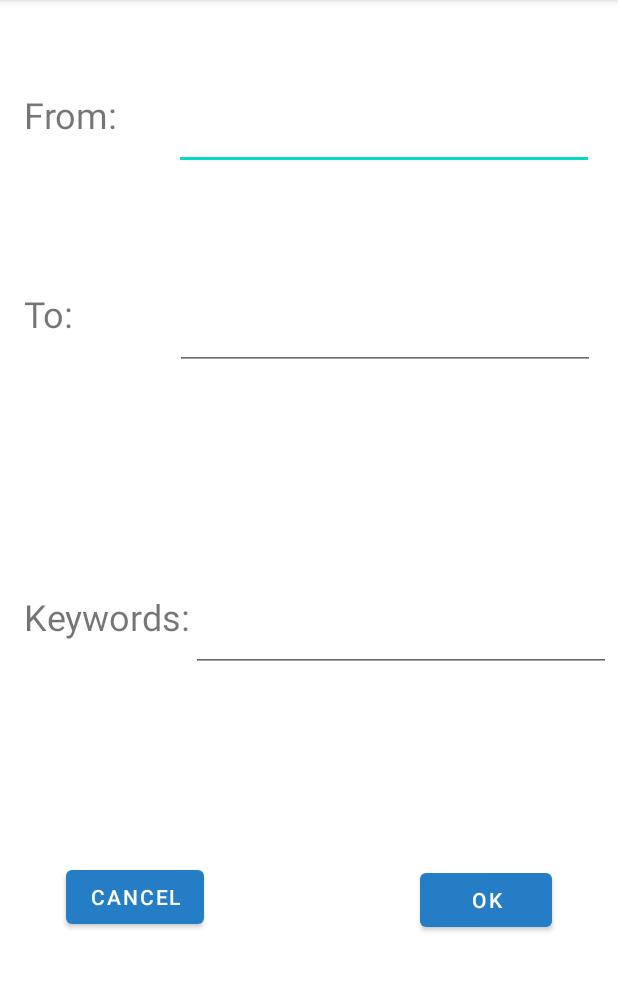
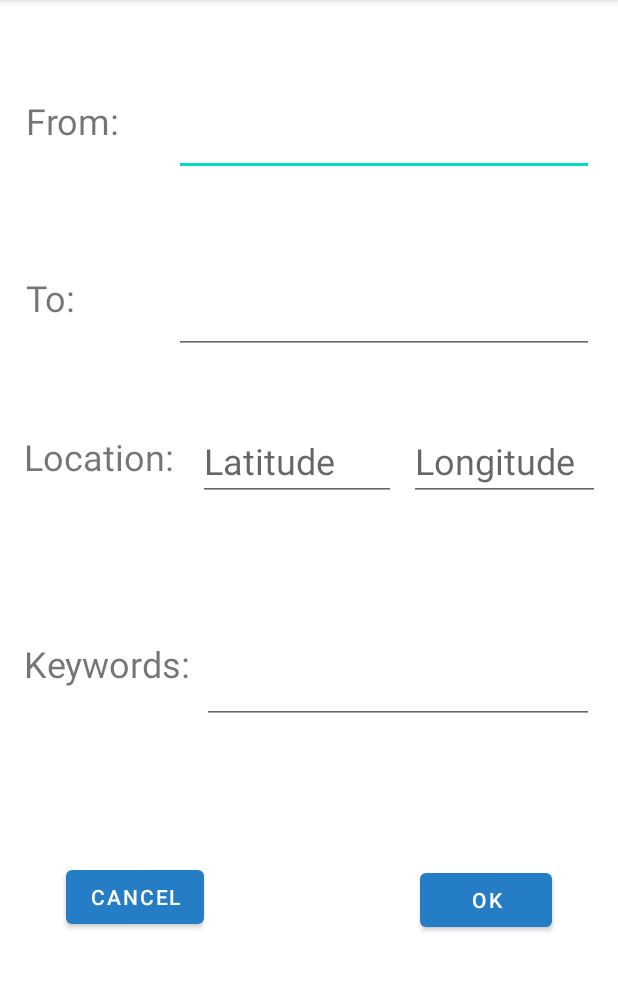
Before and after one commit to SoftwareSystemsELEX/PhotoGalleryApp, an Android app: the SearchActivity screen opened directly, with no data from a screen before it, on a phone screen of 412 x 824 dp, the part 84-1075 px from its top. Run offline under Robolectric (Android 15) with nearby library versions, the phone set to English and light mode, and no system bars.

Commit message:
Search Activity location

```diff
--- a/app/src/main/java/com/example/photogalleryapp/SearchActivity.java
+++ b/app/src/main/java/com/example/photogalleryapp/SearchActivity.java
@@ -39,9 +39,13 @@ public class SearchActivity extends AppCompatActivity {
         EditText from = (EditText) findViewById(R.id.etFromDateTime);
         EditText to = (EditText) findViewById(R.id.etToDateTime);
         EditText keywords = (EditText) findViewById(R.id.etKeywords);
+        EditText latitude = (EditText) findViewById(R.id.etLati);
+        EditText longitude = (EditText) findViewById(R.id.etLongi);
         i.putExtra("STARTTIMESTAMP", from.getText() != null ? from.getText().toString() : "");
         i.putExtra("ENDTIMESTAMP", to.getText() != null ? to.getText().toString() : "");
         i.putExtra("KEYWORDS", keywords.getText() != null ? keywords.getText().toString() : "");
+        i.putExtra("LATITUDE", latitude.getText() != null ? latitude.getText().toString() : "");
+        i.putExtra("LONGITUDE", longitude.getText() != null ? longitude.getText().toString() : "");
         setResult(RESULT_OK, i);
        // Intent intent = new Intent(SearchActivity.this,MainActivity.class);
        // intent.setFlags(Intent.FLAG_ACTIVITY_CLEAR_TOP);
--- a/app/src/main/res/layout/activity_filter.xml
+++ b/app/src/main/res/layout/activity_filter.xml
@@ -9,20 +9,19 @@
 
     <TextView
         android:id="@+id/tvFromDateTime"
-        android:layout_width="wrap_content"
-        android:layout_height="wrap_content"
+        android:layout_width="70dp"
+        android:layout_height="46dp"
         android:layout_alignStart="@+id/btnCancel"
         android:layout_alignLeft="@+id/btnCancel"
         android:layout_alignBottom="@+id/etFromDateTime"
         android:layout_marginStart="16dp"
         android:layout_marginLeft="16dp"
-        android:layout_marginTop="60dp"
-        android:layout_marginEnd="30dp"
-        android:layout_marginRight="30dp"
+        android:layout_marginTop="64dp"
+        android:layout_marginEnd="27dp"
+        android:layout_marginRight="27dp"
         android:text="From: "
         android:textSize="24sp"
         app:layout_constraintEnd_toStartOf="@+id/etFromDateTime"
-        app:layout_constraintHorizontal_bias="0.0"
         app:layout_constraintStart_toStartOf="parent"
         app:layout_constraintTop_toTopOf="parent"
         tools:ignore="MissingConstraints,UnknownId" />
@@ -33,35 +32,32 @@
         android:layout_height="wrap_content"
         android:layout_alignParentTop="true"
         android:layout_alignParentEnd="true"
-        android:layout_marginTop="60dp"
+        android:layout_alignParentRight="true"
+        android:layout_marginTop="64dp"
         android:layout_marginEnd="16dp"
         android:layout_marginRight="16dp"
-        android:layout_marginBottom="40dp"
         android:ems="10"
         android:inputType="date"
         android:textSize="24sp"
-        app:layout_constraintBottom_toTopOf="@+id/etToDateTime"
         app:layout_constraintEnd_toEndOf="parent"
         app:layout_constraintTop_toTopOf="parent"
-        tools:ignore="MissingConstraints"
-        android:layout_alignParentRight="true" />
+        tools:ignore="MissingConstraints" />
 
     <TextView
         android:id="@+id/tvToDateTime"
-        android:layout_width="wrap_content"
-        android:layout_height="wrap_content"
+        android:layout_width="60dp"
+        android:layout_height="37dp"
         android:layout_alignStart="@+id/tvFromDateTime"
         android:layout_alignLeft="@+id/tvFromDateTime"
         android:layout_alignParentTop="true"
         android:layout_marginStart="16dp"
         android:layout_marginLeft="16dp"
-        android:layout_marginTop="100dp"
-        android:layout_marginEnd="58dp"
-        android:layout_marginRight="58dp"
+        android:layout_marginTop="72dp"
+        android:layout_marginEnd="37dp"
+        android:layout_marginRight="37dp"
         android:text="To: "
         android:textSize="24sp"
         app:layout_constraintEnd_toStartOf="@+id/etToDateTime"
-        app:layout_constraintHorizontal_bias="0.0"
         app:layout_constraintStart_toStartOf="parent"
         app:layout_constraintTop_toBottomOf="@+id/tvFromDateTime"
         tools:ignore="MissingConstraints" />
@@ -73,14 +69,12 @@
         android:layout_alignBaseline="@+id/tvToDateTime"
         android:layout_alignParentEnd="true"
         android:layout_alignParentRight="true"
-        android:layout_marginTop="40dp"
-        android:layout_marginEnd="15dp"
-        android:layout_marginRight="15dp"
-        android:layout_marginBottom="148dp"
+        android:layout_marginTop="65dp"
+        android:layout_marginEnd="16dp"
+        android:layout_marginRight="16dp"
         android:ems="10"
         android:inputType="date"
         android:textSize="24sp"
-        app:layout_constraintBottom_toTopOf="@+id/tvKeywords"
         app:layout_constraintEnd_toEndOf="parent"
         app:layout_constraintTop_toBottomOf="@+id/etFromDateTime"
         tools:ignore="MissingConstraints" />
@@ -94,30 +88,34 @@
         android:layout_centerVertical="true"
         android:layout_marginStart="16dp"
         android:layout_marginLeft="16dp"
-        android:layout_marginTop="148dp"
+        android:layout_marginTop="83dp"
+        android:layout_marginBottom="98dp"
         android:text="Keywords: "
         android:textSize="24sp"
+        app:layout_constraintBottom_toTopOf="@+id/Cancel"
         app:layout_constraintStart_toStartOf="parent"
-        app:layout_constraintTop_toBottomOf="@+id/etToDateTime"
+        app:layout_constraintTop_toBottomOf="@+id/Loco"
         tools:ignore="MissingConstraints" />
 
     <EditText
         android:id="@+id/etKeywords"
-        android:layout_width="wrap_content"
-        android:layout_height="wrap_content"
+        android:layout_width="261dp"
+        android:layout_height="52dp"
         android:layout_alignStart="@+id/OK"
         android:layout_alignLeft="@+id/OK"
         android:layout_centerVertical="true"
         android:layout_marginStart="1dp"
         android:layout_marginLeft="1dp"
-        android:layout_marginTop="148dp"
-        android:layout_marginEnd="12dp"
-        android:layout_marginRight="12dp"
+        android:layout_marginTop="82dp"
+        android:layout_marginEnd="16dp"
+        android:layout_marginRight="16dp"
+        android:layout_marginBottom="77dp"
         android:ems="10"
         android:textSize="24sp"
+        app:layout_constraintBottom_toTopOf="@+id/Cancel"
         app:layout_constraintEnd_toEndOf="parent"
         app:layout_constraintStart_toEndOf="@+id/tvKeywords"
-        app:layout_constraintTop_toBottomOf="@+id/etToDateTime"
+        app:layout_constraintTop_toBottomOf="@+id/etLongi"
         tools:ignore="MissingConstraints" />
 
     <Button
@@ -146,5 +144,48 @@
         app:layout_constraintBottom_toBottomOf="parent"
         app:layout_constraintEnd_toEndOf="parent" />
 
+    <TextView
+        android:id="@+id/Loco"
+        android:layout_width="104dp"
+        android:layout_height="37dp"
+        android:layout_marginStart="16dp"
+        android:layout_marginLeft="16dp"
+        android:layout_marginTop="52dp"
+        android:text="Location:"
+        android:textSize="24sp"
+        app:layout_constraintStart_toStartOf="parent"
+        app:layout_constraintTop_toBottomOf="@+id/etToDateTime" />
+
+    <EditText
+        android:id="@+id/etLati"
+        android:layout_width="132dp"
+        android:layout_height="46dp"
+        android:layout_marginStart="12dp"
+        android:layout_marginLeft="12dp"
+        android:layout_marginTop="52dp"
+        android:layout_marginBottom="83dp"
+        android:ems="10"
+        android:hint="Latitude"
+        android:inputType="textPersonName"
+        android:textSize="24sp"
+        app:layout_constraintBottom_toTopOf="@+id/etKeywords"
+        app:layout_constraintStart_toEndOf="@+id/Loco"
+        app:layout_constraintTop_toBottomOf="@+id/etToDateTime"
+        app:layout_constraintVertical_bias="0.0" />
+
+    <EditText
+        android:id="@+id/etLongi"
+        android:layout_width="127dp"
+        android:layout_height="46dp"
+        android:layout_marginTop="52dp"
+        android:layout_marginEnd="12dp"
+        android:layout_marginRight="12dp"
+        android:ems="10"
+        android:hint="Longitude"
+        android:inputType="textPersonName"
+        android:textSize="24sp"
+        app:layout_constraintEnd_toEndOf="parent"
+        app:layout_constraintTop_toBottomOf="@+id/etToDateTime" />
+
 
 </androidx.constraintlayout.widget.ConstraintLayout>
```
Also changed, not shown: app/src/main/java/com/example/photogalleryapp/MainActivity.java (+21 -13 lines), app/src/main/res/layout/activity_main.xml (+17 -4 lines).
